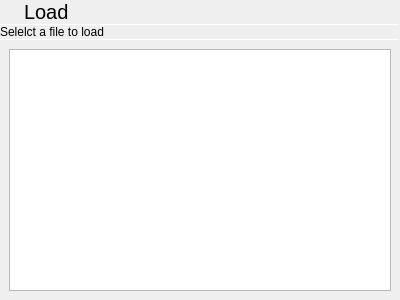
First picture: the form in private/loaddialog.ui, repository vicr123/libentertaining, before the edit.
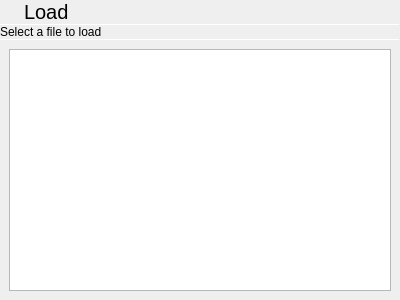
Second picture: the form after the edit. Icons and pictures are not drawn. Custom widgets are drawn as their Qt base class.

What changed in the file:
```diff
--- a/private/loaddialog.ui
+++ b/private/loaddialog.ui
@@ -93,7 +93,7 @@
    <item>
     <widget class="QLabel" name="label_2">
      <property name="text">
-      <string>Selelct a file to load</string>
+      <string>Select a file to load</string>
      </property>
      <property name="margin">
       <number>9</number>
```
Left out of the diff: 14 changed lines with no effect on the pictures.
